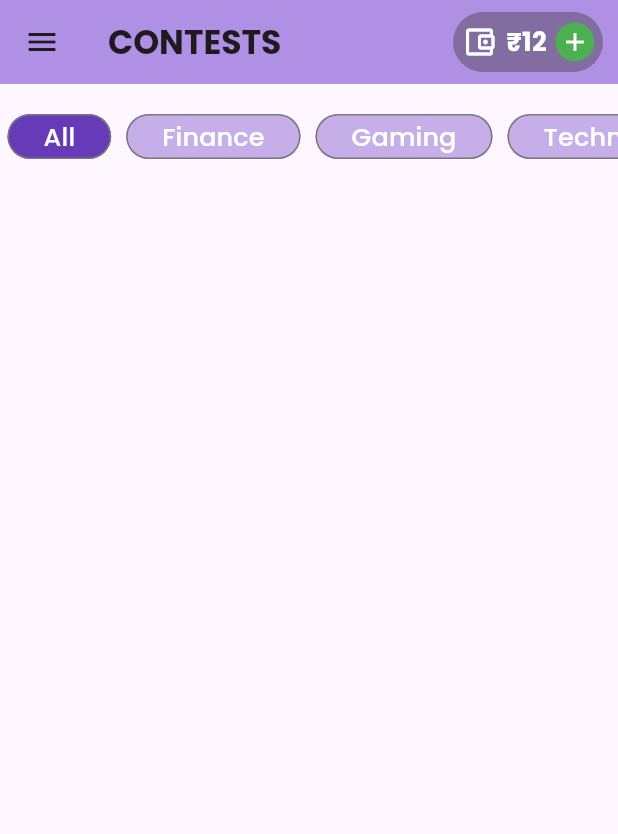
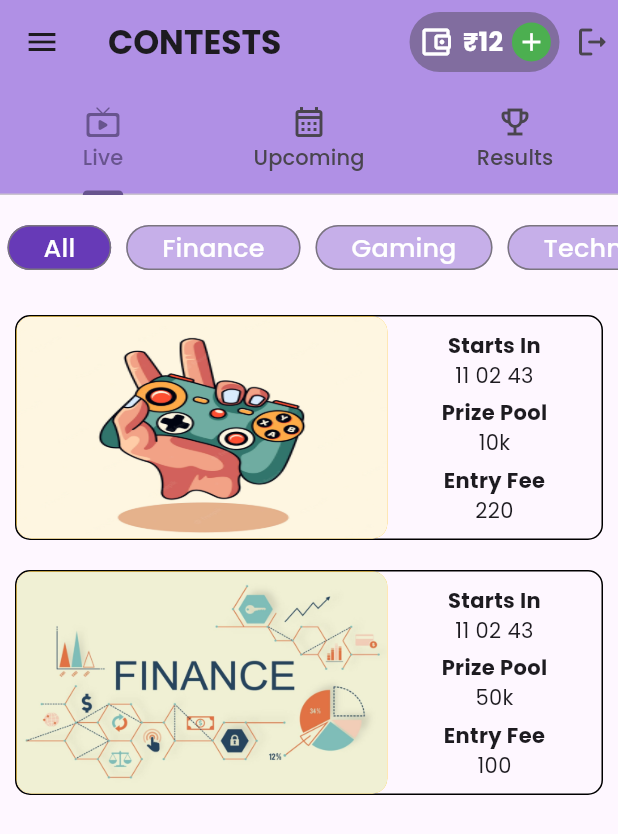
Before and after one commit to Exclaver/fantasy_app, a Flutter app: the HomeScreen screen opened directly, on a phone screen of 412 x 824 dp. Shown: the top 834 px of the screen. Run offline on Flutter 3.47's test engine with Material 2 defaults, Android fonts, the phone set to English and light mode, and no system bars; our stand-ins replace cloud_firestore, firebase_auth, firebase_core, google_fonts, google_sign_in; accounts and stored records are empty.

Commit message:
update-2

```diff
--- a/lib/main.dart
+++ b/lib/main.dart
@@ -1,4 +1,4 @@
-import 'package:fantasyapp/auth/welcome_screen.dart';
+import 'package:fantasyapp/auth/page.dart';
 
 import 'package:flutter/material.dart';
 import 'package:firebase_core/firebase_core.dart';
@@ -10,6 +10,7 @@ void main() async {
   await Firebase.initializeApp(
     options: DefaultFirebaseOptions.currentPlatform,
   );
+
   runApp(const MyApp());
 }
 
@@ -26,7 +27,7 @@ class MyApp extends StatelessWidget {
         colorScheme: ColorScheme.fromSeed(seedColor: Colors.deepPurple),
         useMaterial3: true,
       ),
-      home: const WelcomeScreen(),
+      home: const CheckForSignIn(),
     );
   }
 }
--- a/lib/screens/home.dart
+++ /dev/null
@@ -1,67 +0,0 @@
-import 'package:fantasyapp/widgets/category_container.dart';
-import 'package:fantasyapp/widgets/wallet_container.dart';
-import 'package:flutter/material.dart';
-
-import '../widgets/app_text.dart';
-
-class HomeScreen extends StatefulWidget {
-  const HomeScreen({super.key});
-
-  @override
-  State<HomeScreen> createState() => _HomeScreenState();
-}
-
-class _HomeScreenState extends State<HomeScreen> {
-  List<String> categories = [
-    'All',
-    'Finance',
-    'Gaming',
-    'Technology',
-    'Business',
-    'Science',
-    'Fitness',
-    'Politics'
-  ];
-  int selectedIndex = 0;
-  @override
-  Widget build(BuildContext context) {
-    return SafeArea(
-      child: Scaffold(
-        drawer: const Drawer(),
-        appBar: AppBar(
-          backgroundColor: const Color.fromARGB(255, 176, 144, 229),
-          title: const AppText(
-            text: 'CONTESTS',
-            fontWeight: FontWeight.bold,
-          ),
-          actions: const [WalletContainer(amount: 12)],
-        ),
-        body: Column(
-          children: [
-            const SizedBox(
-              height: 20,
-            ),
-            SizedBox(
-              height: 30,
-              child: ListView.builder(
-                scrollDirection: Axis.horizontal,
-                itemCount: categories.length,
-                itemBuilder: ((context, index) {
-                  return CategoryContainer(
-                    text: categories[index],
-                    onPressed: () {
-                      setState(() {
-                        selectedIndex = index;
-                      });
-                    },
-                    isSelected: selectedIndex == index,
-                  );
-                }),
-              ),
-            ),
-          ],
-        ),
-      ),
-    );
-  }
-}
--- /dev/null
+++ b/lib/screens/home_screen.dart
@@ -0,0 +1,131 @@
+import 'package:fantasyapp/widgets/category_container.dart';
+import 'package:fantasyapp/widgets/contest_widget.dart';
+import 'package:fantasyapp/widgets/wallet_container.dart';
+import 'package:firebase_auth/firebase_auth.dart';
+import 'package:flutter/material.dart';
+
+import '../widgets/app_text.dart';
+
+class HomeScreen extends StatefulWidget {
+  const HomeScreen({super.key});
+
+  @override
+  State<HomeScreen> createState() => _HomeScreenState();
+}
+
+class _HomeScreenState extends State<HomeScreen> {
+  List<String> categories = [
+    'All',
+    'Finance',
+    'Gaming',
+    'Technology',
+    'Business',
+    'Science',
+    'Fitness',
+    'Politics'
+  ];
+
+  int selectedIndex = 0;
+
+  List<ConstestWidget> allContestWidgets = const [
+    ConstestWidget(
+      image: AssetImage('assets/images/gaming.webp'),
+      prizepool: '10',
+      entryfees: '220',
+      category: 'Gaming',
+    ),
+    ConstestWidget(
+      image: AssetImage('assets/images/finance.jpg'),
+      prizepool: '50',
+      entryfees: '100',
+      category: 'Finance',
+    ),
+  ];
+
+  List<ConstestWidget> get filteredContestWidgets {
+    if (selectedIndex == 0) {
+      return allContestWidgets;
+    } else {
+      String selectedCategory = categories[selectedIndex];
+      return allContestWidgets
+          .where((contest) => contest.category == selectedCategory)
+          .toList();
+    }
+  }
+
+  @override
+  Widget build(BuildContext context) {
+    return SafeArea(
+      child: DefaultTabController(
+        length: 3,
+        child: Scaffold(
+          drawer: const Drawer(),
+          appBar: AppBar(
+            backgroundColor: const Color.fromARGB(255, 176, 144, 229),
+            title: const AppText(
+              text: 'CONTESTS',
+              fontWeight: FontWeight.bold,
+            ),
+            actions: [
+              const WalletContainer(amount: 12),
+              InkWell(
+                onTap: () {
+                  FirebaseAuth.instance.signOut();
+                },
+                child: const Padding(
+                  padding: EdgeInsets.only(right: 5.0),
+                  child: Icon(
+                    Icons.logout_rounded,
+                    weight: 100,
+                  ),
+                ),
+              ),
+            ],
+            bottom:  const TabBar(tabs: [
+              Tab(icon: Icon(Icons.live_tv_rounded), text: 'Live',),
+              Tab(icon: Icon(Icons.calendar_month_outlined), text: 'Upcoming',),
+              Tab(icon: Icon(Icons.emoji_events_outlined), text: 'Results',),
+
+            ]),
+          ),
+          body: Column(
+            children: [
+              const SizedBox(
+                height: 20,
+              ),
+              SizedBox(
+                height: 30,
+                child: ListView.builder(
+                  scrollDirection: Axis.horizontal,
+                  itemCount: categories.length,
+                  itemBuilder: ((context, index) {
+                    return CategoryContainer(
+                      text: categories[index],
+                      onPressed: () {
+                        setState(() {
+                          selectedIndex = index;
+                        });
+                      },
+                      isSelected: selectedIndex == index,
+                    );
+                  }),
+                ),
+              ),
+              const SizedBox(
+                height: 30,
+              ),
+              Expanded(
+                child: ListView.builder(
+                  itemCount: filteredContestWidgets.length,
+                  itemBuilder: (context, index) {
+                    return filteredContestWidgets[index];
+                  },
+                ),
+              ),
+            ],
+          ),
+        ),
+      ),
+    );
+  }
+}
--- /dev/null
+++ b/lib/widgets/contest_widget.dart
@@ -0,0 +1,75 @@
+import 'package:fantasyapp/widgets/app_text.dart';
+import 'package:flutter/material.dart';
+
+class ConstestWidget extends StatelessWidget {
+  final String prizepool;
+  final ImageProvider<Object> image;
+  final String entryfees;
+  final String category;
+  const ConstestWidget(
+      {super.key,
+      required this.image,
+      required this.prizepool,
+      required this.entryfees, required this.category});
+
+  @override
+  Widget build(BuildContext context) {
+    final width = MediaQuery.of(context).size.width;
+    return Padding(
+      padding: const EdgeInsets.only(left: 10.0, right: 10, bottom: 20),
+      child: Container(
+        height: 150,
+        width: width * 0.95,
+        decoration: BoxDecoration(
+          border: Border.all(),
+          borderRadius: BorderRadius.circular(10),
+        ),
+        child: Row(
+          children: [
+            Container(
+              width: width * 0.6,
+              decoration: BoxDecoration(
+                image: DecorationImage(
+                  image: image,
+                  fit: BoxFit.fill,
+                ),
+                borderRadius: BorderRadius.circular(10),
+                color: Colors.amber,
+              ),
+            ),
+            Expanded(
+              child: Column(
+                mainAxisAlignment: MainAxisAlignment.center,
+                children: [
+                  const InkWell(
+                    child: AppText(
+                      text: 'Starts In',
+                      fontWeight: FontWeight.bold,
+                    ),
+                  ),
+                  const AppText(text: '11 02 43'),
+                  const SizedBox(
+                    height: 5,
+                  ),
+                  const AppText(
+                    text: 'Prize Pool',
+                    fontWeight: FontWeight.bold,
+                  ),
+                  AppText(text: '${prizepool}k'),
+                  const SizedBox(
+                    height: 5,
+                  ),
+                  const AppText(
+                    text: 'Entry Fee',
+                    fontWeight: FontWeight.bold,
+                  ),
+                  AppText(text: entryfees),
+                ],
+              ),
+            )
+          ],
+        ),
+      ),
+    );
+  }
+}
--- a/pubspec.yaml
+++ b/pubspec.yaml
@@ -56,6 +56,8 @@ flutter:
   assets:
     - assets/images/google.png
     - assets/images/logo.png
+    - assets/images/gaming.webp
+    - assets/images/finance.jpg
   # An image asset can refer to one or more resolution-specific "variants", see
   # https://flutter.dev/assets-and-images/#resolution-aware
   # For details regarding adding assets from package dependencies, see
```
Also changed, not shown: lib/auth/page.dart (added, +22 -0 lines), lib/pages/page.dart (deleted, +0 -37 lines), lib/screens/account_info.dart (added, +17 -0 lines), lib/screens/sign_in.dart (renamed from lib/auth/sign_in.dart, +29 -19 lines), lib/screens/sign_up.dart (renamed from lib/auth/sign_up.dart, +76 -19 lines), lib/screens/welcome_screen.dart (renamed from lib/auth/welcome_screen.dart, +4 -4 lines), lib/widgets/timer.dart (added, +15 -0 lines), assets/images/finance.jpg (added), assets/images/gaming.webp (added), lib/auth/services/google_auth_service.dart (renamed from lib/services/google_auth_service.dart).
